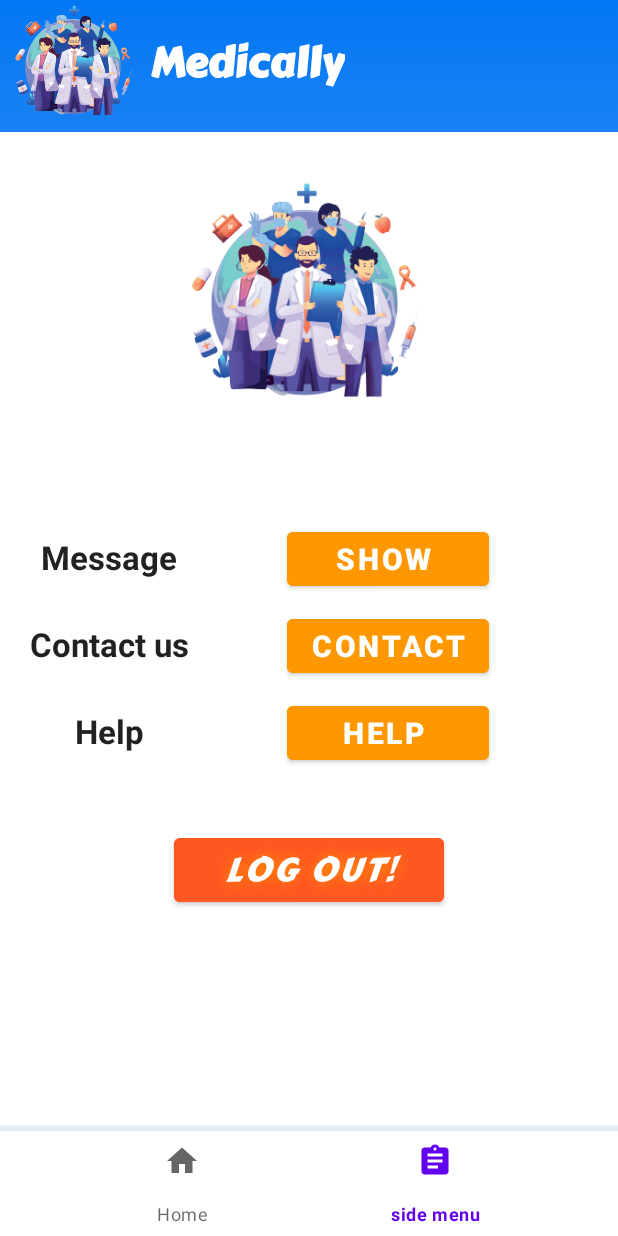
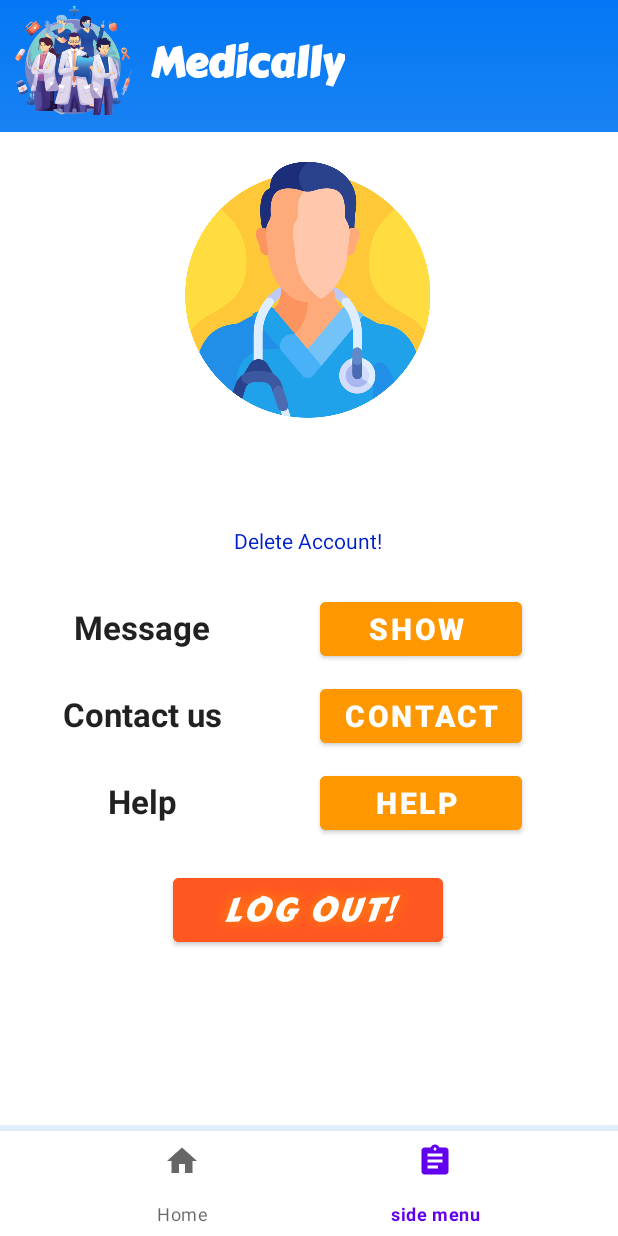
Before and after one commit to Mustafa7egazi/Medically-Android-Application, an Android app: the ActionTakeActivity screen opened directly, with no data from a screen before it, item 2 of the bottom bar chosen, on a phone screen of 412 x 824 dp. Run offline under Robolectric (Android 15) with nearby library versions, the phone set to English and light mode, and no system bars.

Commit message:
Signing in with email functionality and enabling account deletion

```diff
--- a/app/src/main/java/com/mustafa/r/hegazi/trying/ActionTakeActivity.java
+++ b/app/src/main/java/com/mustafa/r/hegazi/trying/ActionTakeActivity.java
@@ -33,6 +33,7 @@ public class ActionTakeActivity extends AppCompatActivity {
     DBHelper dbHelper;
     DBHelper.PatientDB patientDB;
     public static String registeringUserIs = "";
+    public static String registeringEmail ="";
 
     @Override
     protected void onCreate(Bundle savedInstanceState) {
--- a/app/src/main/java/com/mustafa/r/hegazi/trying/MenuFragment.java
+++ b/app/src/main/java/com/mustafa/r/hegazi/trying/MenuFragment.java
@@ -1,4 +1,5 @@
 package com.mustafa.r.hegazi.trying;
+
 
 import android.content.Intent;
 import android.net.Uri;
@@ -9,19 +10,21 @@ import android.view.View;
 import android.view.ViewGroup;
 import android.widget.Button;
 import android.widget.TextView;
+import android.widget.Toast;
+
+import com.google.android.material.snackbar.BaseTransientBottomBar;
+import com.google.android.material.snackbar.Snackbar;
 
 
 public class MenuFragment extends Fragment {
     Button contactBtn,logOutBtn,showMessageBtn,helpBtn;
-    TextView usrName;
+    TextView usrName,email,deleteAccount;
 
-    public MenuFragment() {
-
-    }
 
     @Override
     public View onCreateView(LayoutInflater inflater, ViewGroup container,
                              Bundle savedInstanceState) {
+
 
          View v = inflater.inflate(R.layout.fragment_menu, container, false);
          contactBtn = v.findViewById(R.id.contactBtn);
@@ -29,7 +32,11 @@ public class MenuFragment extends Fragment {
         showMessageBtn = v.findViewById(R.id.showMessageBtn);
         helpBtn = v.findViewById(R.id.helpBtn);
         usrName = v.findViewById(R.id.usrName);
+        email = v.findViewById(R.id.emailOfUser);
+        deleteAccount = v.findViewById(R.id.deleteAcc);
         usrName.setText(""+ActionTakeActivity.registeringUserIs);
+        email.setText(""+ActionTakeActivity.registeringEmail);
+
 
          contactBtn.setOnClickListener(new View.OnClickListener() {
              @Override
@@ -64,7 +71,18 @@ public class MenuFragment extends Fragment {
              }
          });
 
+         deleteAccount.setOnClickListener(new View.OnClickListener() {
+             @Override
+             public void onClick(View view) {
+                 androidx.fragment.app.FragmentManager fragmentManager = getParentFragmentManager();
+                 fragmentManager.beginTransaction()
+                         .replace(R.id.fragment_container_view, ConfirmDeleteFragment.class, null)
+                         .commit();
+             }
+         });
+
          return v;
     }
 
+
 }
--- a/app/src/main/res/layout/activity_help.xml
+++ b/app/src/main/res/layout/activity_help.xml
@@ -37,7 +37,8 @@
         android:layout_height="wrap_content"
         android:layout_gravity="left"
         android:paddingLeft="20dp"
-        android:text="Mustafareda3210@gmail.com"
+        android:text="Click to send: Mustafareda3210@gmail.com"
+        android:id="@+id/emailTo"
         android:textAppearance="@style/TextAppearance.AppCompat.Small"
         android:textColor="#0037FF"
         android:textStyle="bold|italic"/>
--- a/app/src/main/res/layout/activity_sign_in.xml
+++ b/app/src/main/res/layout/activity_sign_in.xml
@@ -53,7 +53,7 @@
                 android:layout_width="match_parent"
                 android:layout_height="wrap_content"
                 android:layout_below="@id/title"
-                android:hint="Username">
+                android:hint="Username or Email">
 
                 <com.google.android.material.textfield.TextInputEditText
                     android:id="@+id/loginUsername"
--- a/app/src/main/res/layout/custom_list.xml
+++ b/app/src/main/res/layout/custom_list.xml
@@ -3,8 +3,8 @@
     android:id="@+id/parent"
     android:layout_width="match_parent"
     android:layout_height="match_parent"
-    android:background="@drawable/custom_background"
     android:orientation="vertical"
+    android:background="@color/white"
     android:paddingStart="20dp">
 
 
@@ -63,6 +63,7 @@
         android:layout_width="wrap_content"
         android:layout_height="wrap_content"
         android:layout_marginBottom="10dp"
+        android:textColor="#666"
         android:textAlignment="textStart" />
 
 
--- a/app/src/main/res/layout/fragment_menu.xml
+++ b/app/src/main/res/layout/fragment_menu.xml
@@ -4,12 +4,13 @@
     android:layout_width="match_parent"
     android:layout_height="match_parent"
     android:orientation="vertical"
-    android:background="@color/white"
+    android:background="#FFFFFF"
+    android:gravity="center_horizontal"
     tools:context=".MenuFragment">
 
     <RelativeLayout
-        android:layout_width="wrap_content"
-        android:layout_height="match_parent"
+        android:layout_width="367dp"
+        android:layout_height="595dp"
         android:layout_marginStart="20dp"
         android:layout_marginTop="20dp"
         android:layout_marginEnd="20dp"
@@ -19,11 +20,10 @@
         <ImageView
             android:id="@+id/imPhoto"
             android:layout_width="wrap_content"
-            android:layout_height="150dp"
+            android:layout_height="wrap_content"
             android:layout_centerHorizontal="true"
-            android:layout_marginTop="10dp"
-            android:layout_marginBottom="10dp"
-            android:src="@mipmap/logo_min" />
+            android:src="@mipmap/doctor" />
+
 
         <TextView
             android:id="@+id/usrName"
@@ -32,9 +32,7 @@
             android:layout_height="wrap_content"
             android:layout_below="@+id/imPhoto"
             android:layout_marginStart="5dp"
-            android:layout_marginTop="10dp"
             android:layout_marginEnd="5dp"
-            android:layout_marginBottom="10dp"
             android:fontFamily="sans-serif-condensed-medium"
             android:gravity="center"
             android:text="Medically"
@@ -42,12 +40,33 @@
             android:textSize="30dp"
             android:textStyle="italic" />
 
+        <TextView
+            android:id="@+id/emailOfUser"
+            android:layout_width="wrap_content"
+            android:layout_height="wrap_content"
+            android:layout_below="@id/usrName"
+            android:layout_centerHorizontal="true"
+            android:layout_marginBottom="12dp"
+            android:text="email" />
+
+        <TextView
+            android:id="@+id/deleteAcc"
+            android:layout_width="wrap_content"
+            android:layout_height="wrap_content"
+            android:layout_below="@id/emailOfUser"
+            android:layout_centerHorizontal="true"
+            android:layout_marginBottom="15dp"
+            android:text="Delete Account!"
+            android:textColor="#001FCA" />
+
 
         <TableLayout
             android:id="@+id/tableLayout"
             android:layout_width="match_parent"
             android:layout_height="wrap_content"
-            android:layout_below="@id/usrName">
+            android:layout_centerHorizontal="true"
+            android:paddingStart="20dp"
+            android:layout_below="@id/deleteAcc">
 
             <TableRow android:layout_marginBottom="10dp">
 
@@ -86,8 +105,8 @@
                     style="@android:style/TextAppearance.Large"
                     android:layout_width="wrap_content"
                     android:layout_height="wrap_content"
+                    android:layout_marginRight="60dp"
                     android:gravity="center"
-                    android:layout_marginRight="60dp"
                     android:text="Contact us"
                     android:textStyle="bold" />
 
@@ -115,8 +134,8 @@
                     style="@android:style/TextAppearance.Large"
                     android:layout_width="wrap_content"
                     android:layout_height="wrap_content"
+                    android:layout_marginRight="60dp"
                     android:gravity="center"
-                    android:layout_marginRight="60dp"
                     android:text="Help"
                     android:textStyle="bold"
 
@@ -146,7 +165,7 @@
             android:layout_height="wrap_content"
             android:layout_below="@id/tableLayout"
             android:layout_centerHorizontal="true"
-            android:layout_marginTop="30dp"
+            android:layout_marginTop="10dp"
             android:backgroundTint="#FF5722"
             android:fontFamily="@font/title"
             android:shadowColor="#FF9800"
```
Also changed, not shown: app/src/main/java/com/mustafa/r/hegazi/trying/ConfirmDeleteFragment.java (added, +70 -0 lines), app/src/main/java/com/mustafa/r/hegazi/trying/DBHelper.java (+58 -4 lines), app/src/main/java/com/mustafa/r/hegazi/trying/ForgotPassActivity.java (+12 -5 lines), app/src/main/java/com/mustafa/r/hegazi/trying/HelpActivity.java (+14 -4 lines), app/src/main/java/com/mustafa/r/hegazi/trying/SignInActivity.java (+36 -30 lines), app/src/main/java/com/mustafa/r/hegazi/trying/SignUpActivity.java (+8 -3 lines), app/src/main/res/layout/activity_forgot_pass.xml (+18 -1 lines), app/src/main/res/layout/fragment_confirm_delete.xml (added, +58 -0 lines), app/src/main/res/mipmap-xxhdpi/doctor.png (added), 3 other files.
